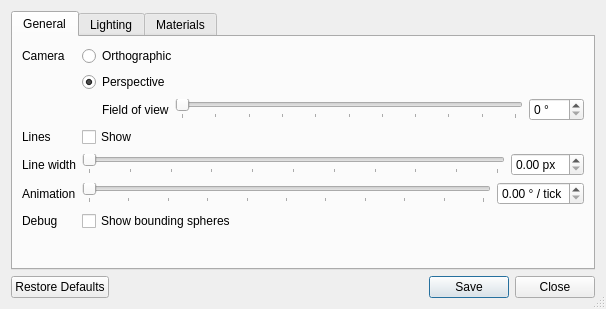
Old version of the form src/desktop/rendersettingsdialog.ui in the repository rgriebl/brickstore.
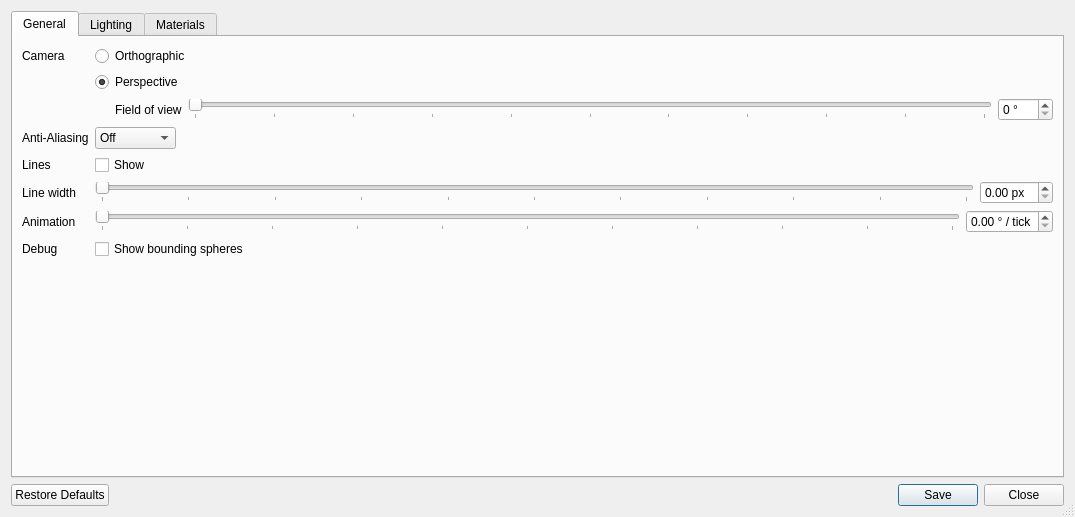
New version of the form.

Diff of the .ui file:
```diff
--- a/src/desktop/rendersettingsdialog.ui
+++ b/src/desktop/rendersettingsdialog.ui
@@ -6,8 +6,8 @@
    <rect>
     <x>0</x>
     <y>0</y>
-    <width>603</width>
-    <height>309</height>
+    <width>1075</width>
+    <height>517</height>
    </rect>
   </property>
   <property name="windowTitle">
@@ -116,28 +116,28 @@
          </item>
         </layout>
        </item>
-       <item row="3" column="0">
+       <item row="5" column="0">
         <widget class="QLabel" name="label_4">
          <property name="text">
           <string>Lines</string>
          </property>
         </widget>
        </item>
-       <item row="3" column="1">
+       <item row="5" column="1">
         <widget class="QCheckBox" name="showLines">
          <property name="text">
           <string>Show</string>
          </property>
         </widget>
        </item>
-       <item row="4" column="0">
+       <item row="6" column="0">
         <widget class="QLabel" name="label_3">
          <property name="text">
           <string>Line width</string>
          </property>
         </widget>
        </item>
-       <item row="4" column="1">
+       <item row="6" column="1">
         <layout class="QHBoxLayout" name="horizontalLayout">
          <item>
           <widget class="QSlider" name="lineWidthSlider">
@@ -173,14 +173,14 @@
          </item>
         </layout>
        </item>
-       <item row="5" column="0">
+       <item row="7" column="0">
         <widget class="QLabel" name="label_2">
          <property name="text">
           <string>Animation</string>
          </property>
         </widget>
        </item>
-       <item row="5" column="1">
+       <item row="7" column="1">
         <layout class="QHBoxLayout" name="horizontalLayout_2">
          <item>
           <widget class="QSlider" name="animationAngleSlider">
@@ -216,21 +216,21 @@
          </item>
         </layout>
        </item>
-       <item row="6" column="0">
+       <item row="8" column="0">
         <widget class="QLabel" name="label_5">
          <property name="text">
           <string>Debug</string>
          </property>
         </widget>
        </item>
-       <item row="6" column="1">
+       <item row="8" column="1">
         <widget class="QCheckBox" name="showBoundingSpheres">
          <property name="text">
           <string>Show bounding spheres</string>
          </property>
         </widget>
        </item>
-       <item row="7" column="1">
+       <item row="9" column="1">
         <spacer name="verticalSpacer_2">
          <property name="orientation">
           <enum>Qt::Vertical</enum>
@@ -246,6 +246,37 @@
          </property>
         </spacer>
        </item>
+       <item row="3" column="0">
+        <widget class="QLabel" name="label_15">
+         <property name="text">
+          <string>Anti-Aliasing</string>
+         </property>
+        </widget>
+       </item>
+       <item row="3" column="1">
+        <widget class="QComboBox" name="antiAliasing">
+         <item>
+          <property name="text">
+           <string>Off</string>
+          </property>
+         </item>
+         <item>
+          <property name="text">
+           <string>Medium</string>
+          </property>
+         </item>
+         <item>
+          <property name="text">
+           <string>High</string>
+          </property>
+         </item>
+         <item>
+          <property name="text">
+           <string>Very high</string>
+          </property>
+         </item>
+        </widget>
+       </item>
       </layout>
      </widget>
      <widget class="QWidget" name="lighting">
```
